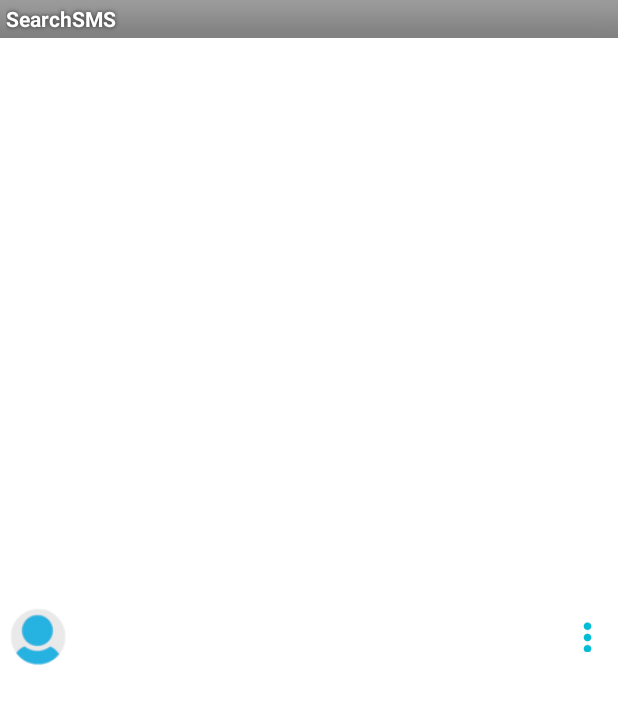
After one commit to TeamUpApp/SearchSMS, an Android app: the layout image_list_row.xml on its own in the app's theme, with its tools: preview values and no code run, on a phone screen of 412 x 824 dp. The commit adds this screen. Shown: the top 704 px of the screen. Run offline under Robolectric (Android 15) with nearby library versions, the light colour scheme and no system bars.

Commit message:
MMS search working.

```diff
--- a/app/src/main/java/com/com/teamupapps/searchsms/fragments/SearchFragment.java
+++ b/app/src/main/java/com/com/teamupapps/searchsms/fragments/SearchFragment.java
@@ -103,10 +103,7 @@ public class SearchFragment extends Fragment {
 
     }
 
-    private void findMMS(){
-         List<MMS> mmsfound = SearchUtils.readMMS(getActivity());
-        Log.i("MMS LIST", mmsfound.size()+"");
-    }
+
 
     private void findHyperLinks(){
         List<SMS> smsLinksFound = SearchUtils.getHyperlinks(getActivity());
--- /dev/null
+++ b/app/src/main/res/layout/image_list_row.xml
@@ -0,0 +1,61 @@
+<?xml version="1.0" encoding="utf-8"?>
+<RelativeLayout xmlns:android="http://schemas.android.com/apk/res/android"
+    android:orientation="vertical"
+    android:background="@android:color/background_light"
+    android:layout_width="match_parent"
+    android:layout_height="match_parent">
+
+    <ImageView
+        android:id="@+id/image_profile"
+        android:layout_width="wrap_content"
+        android:padding="5sp"
+        android:minHeight="50sp"
+        android:minWidth="50sp"
+        android:layout_centerVertical="true"
+        android:background="@android:color/background_light"
+        android:src="@drawable/contact"
+        android:layout_alignParentLeft="true"
+        android:layout_height="wrap_content" />
+    <ImageView
+        android:id="@+id/image_message"
+        android:layout_width="wrap_content"
+        android:padding="5sp"
+
+        android:background="@android:color/background_light"
+        android:layout_height="wrap_content"
+        android:layout_alignTop="@+id/image_profile"
+        android:layout_centerHorizontal="true" />
+    <ImageButton
+        android:id="@+id/btn_settings"
+        android:layout_alignParentRight="true"
+        android:layout_centerVertical="true"
+        android:padding="5sp"
+        android:layout_marginRight="5sp"
+        android:layout_width="wrap_content"
+        android:gravity="center_vertical"
+        android:src="@drawable/more"
+        android:background="@null"
+        android:layout_height="wrap_content" />
+    <TextView
+        android:layout_toLeftOf="@id/btn_settings"
+        android:layout_toRightOf="@id/image_profile"
+        android:background="@android:color/background_light"
+        android:layout_width="wrap_content"
+        android:padding="5sp"
+        android:textStyle="bold"
+        android:layout_height="wrap_content"
+        android:id="@+id/txt_contact_name" />
+
+    <TextView
+        android:layout_toRightOf="@id/image_profile"
+
+        android:layout_below="@id/txt_contact_name"
+        android:padding="5sp"
+        android:layout_toLeftOf="@id/btn_settings"
+        android:layout_width="wrap_content"
+        android:background="@android:color/background_light"
+        android:layout_height="wrap_content"
+        android:id="@+id/txt_message" />
+
+
+</RelativeLayout>
```
Also changed, not shown: app/src/main/java/com/com/teamupapps/searchsms/SearchImageActivity.java (+69 -0 lines), app/src/main/java/com/com/teamupapps/searchsms/adapters/ImageMessageAdapter.java (added, +125 -0 lines), app/src/main/java/com/com/teamupapps/searchsms/utils/SearchUtils.java (+35 -21 lines), app/src/main/res/layout/fragment_search_image.xml (+38 -5 lines).
